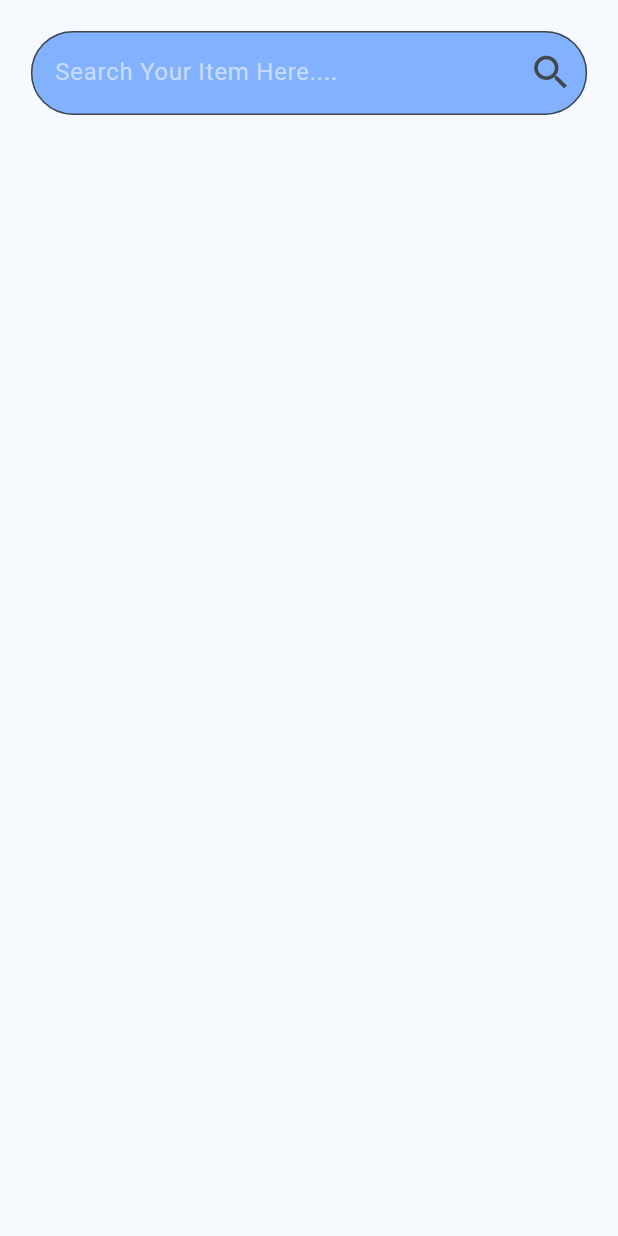
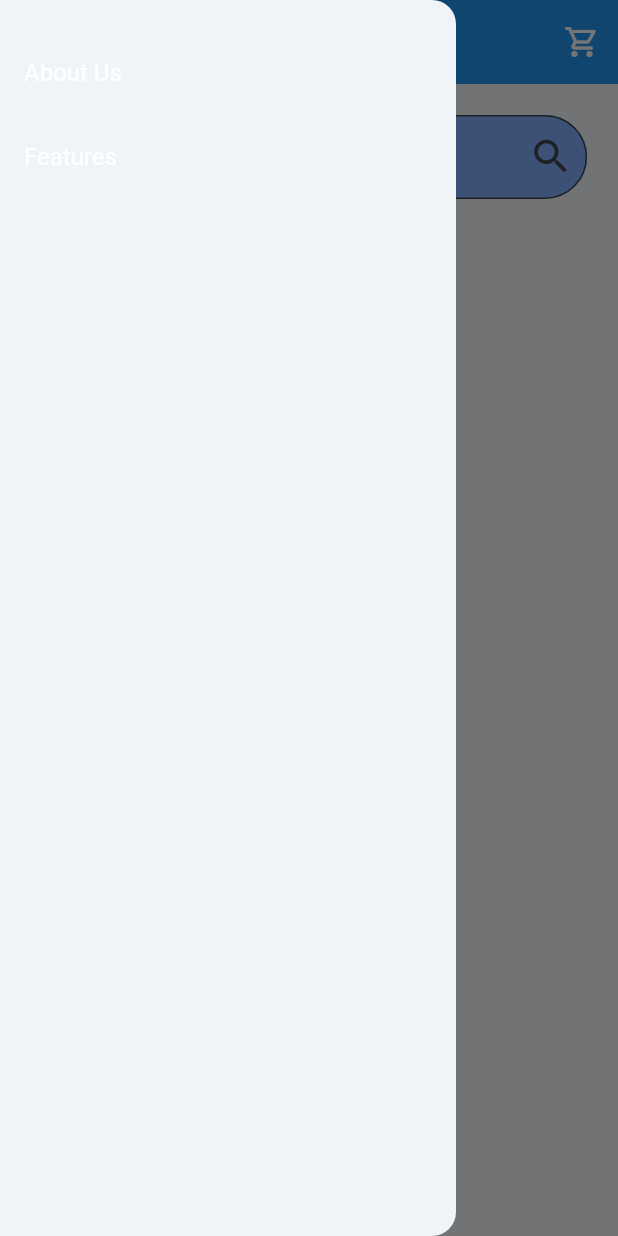
Before and after one commit to ivasbht/eco_store_demo, a Flutter app: the screen it shows after launch, with the side drawer open (before the commit the screen has no drawer), on a phone screen of 412 x 824 dp. Run offline on Flutter 3.47's test engine with Material 3 defaults, Android fonts, the phone set to English and light mode, and no system bars; our stand-ins replace flutter_spinkit.

Commit message:
created About us page with drawer

```diff
--- a/lib/UI/application_screen/home_screen/home_screen.dart
+++ b/lib/UI/application_screen/home_screen/home_screen.dart
@@ -1,8 +1,9 @@
+import 'package:eco_store_demo/UI/widgets_collection/custom_drawer/custom_drawer.dart';
 import 'package:eco_store_demo/UI/widgets_collection/custom_text/custom_text.dart';
 import 'package:eco_store_demo/UI/widgets_collection/custom_textfield_widget/custom_textfield_widget.dart';
 import 'package:eco_store_demo/UI/widgets_collection/mixins/size_mixin/size_mixin.dart';
+import 'package:eco_store_demo/const_files/app_routes/app_routes.dart';
 import 'package:flutter/material.dart';
-import 'package:flutter/widgets.dart';
 
 class HomeScreen extends StatefulWidget {
   const HomeScreen({super.key});
@@ -21,6 +22,41 @@ class _HomeScreenState extends State<HomeScreen> with SizeMixin {
   @override
   Widget build(BuildContext context) {
     return Scaffold(
+      appBar: AppBar(
+        backgroundColor: Colors.blue,
+        title: CustomText(
+          text: "Home Page",
+          color: Colors.white,
+        ),
+        foregroundColor: Colors.white,
+        actions: [
+          IconButton(
+            onPressed: () {},
+            icon: Icon(Icons.shopping_cart_outlined),
+          )
+        ],
+      ),
+      drawer: CustomDrawer(
+        screenSize: screenSize,
+        drawerList: [
+          ListTile(
+            title: CustomText(
+              text: "About Us",
+            ),
+            onTap: () {
+              Navigator.pushNamed(context, AppRoutes.about_us_screen);
+            },
+          ),
+          ListTile(
+            title: CustomText(
+              text: "Features",
+            ),
+            onTap: () {
+              Navigator.pushNamed(context, AppRoutes.features_screen);
+            },
+          ),
+        ],
+      ),
       body: Container(
         alignment: Alignment.topCenter,
         padding: EdgeInsets.only(
@@ -48,7 +84,7 @@ class _HomeScreenState extends State<HomeScreen> with SizeMixin {
         filled: true,
         hintText: "Search Your Item Here....",
         hintStyle: TextStyle(color: Colors.white54),
-        style:TextStyle(color: Colors.white),
+        style: TextStyle(color: Colors.white),
         suffixIcon: Icon(
           Icons.search,
           size: 30,
--- /dev/null
+++ b/lib/UI/widgets_collection/custom_drawer/custom_drawer.dart
@@ -0,0 +1,23 @@
+import 'package:flutter/material.dart';
+
+class CustomDrawer extends StatelessWidget {
+  final Size screenSize;
+  final List<Widget> drawerList;
+  const CustomDrawer({
+    super.key,
+    required this.screenSize,
+    this.drawerList = const [],
+  });
+
+  @override
+  Widget build(BuildContext context) {
+    return Drawer(
+      child: Padding(
+        padding: EdgeInsets.only(top: screenSize.height * 0.025),
+        child: Column(
+          children: drawerList,
+        ),
+      ),
+    );
+  }
+}
--- a/lib/const_files/app_routes/app_routes.dart
+++ b/lib/const_files/app_routes/app_routes.dart
@@ -1,4 +1,6 @@
+import 'package:eco_store_demo/UI/application_screen/about_us_screen/about_us_screen.dart';
 import 'package:eco_store_demo/UI/application_screen/cart_screen/cart_screen.dart';
+import 'package:eco_store_demo/UI/application_screen/features_screen/features_screen.dart';
 import 'package:eco_store_demo/UI/application_screen/home_screen/home_screen.dart';
 import 'package:eco_store_demo/UI/initial_screen/splash_screen/splash_screen.dart';
 import 'package:flutter/material.dart';
@@ -9,6 +11,8 @@ class AppRoutes {
   static const String splash_screen = '/splash_screen';
   static const String home_screen = "/home_screen";
   static const String cart_screen = "/cart_screen";
+  static const String about_us_screen = "/about_us_screen";
+  static const String features_screen = "/features_screen";
 
   static Route animateRoute(RouteSettings routeSettings) {
     switch (routeSettings.name) {
@@ -22,6 +26,16 @@ class AppRoutes {
           builder: (_) => CartScreen(),
           settings: routeSettings,
         );
+      case about_us_screen:
+        return MaterialPageRoute(
+          builder: (_) => AboutUsScreen(),
+          settings: routeSettings,
+        );
+      case features_screen:
+        return MaterialPageRoute(
+          builder: (_) => FeaturesScreen(),
+          settings: routeSettings,
+        );
       default:
        return MaterialPageRoute(
           builder: (_) => SplashScreen(),
```
Also changed, not shown: lib/UI/application_screen/about_us_screen/about_us_screen.dart (added, +22 -0 lines), lib/UI/application_screen/features_screen/features_screen.dart (added, +22 -0 lines).
